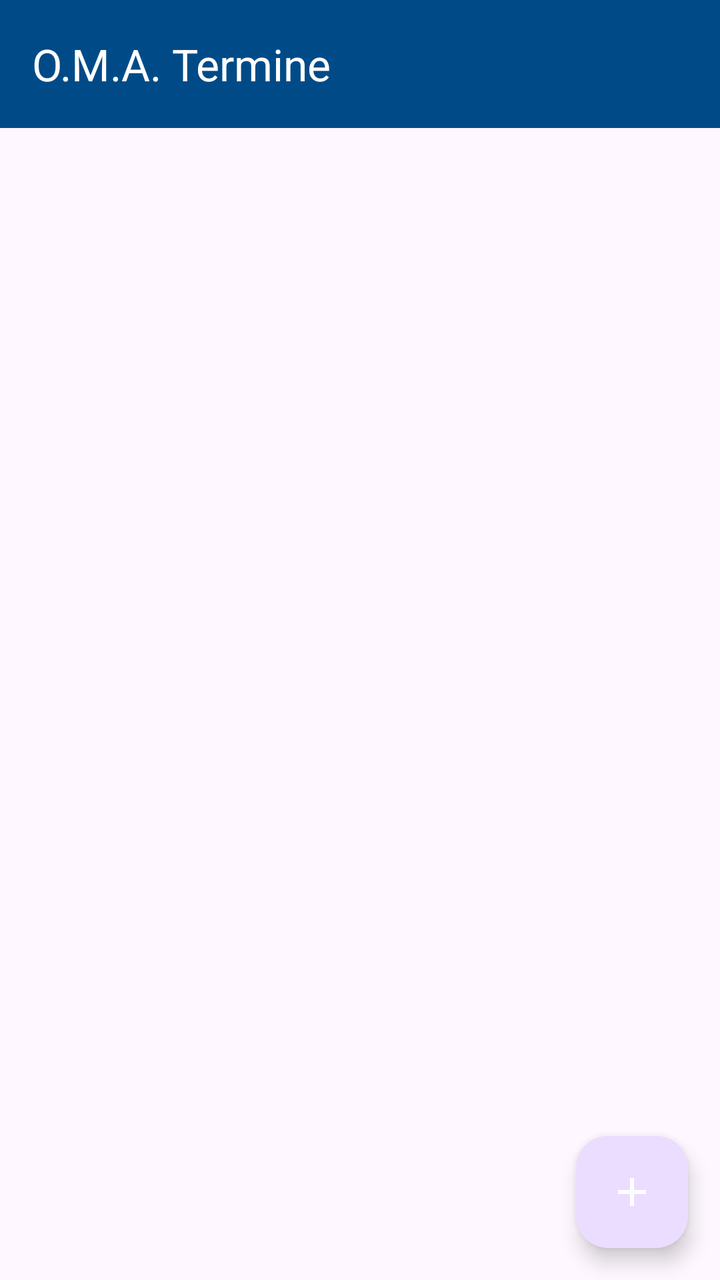
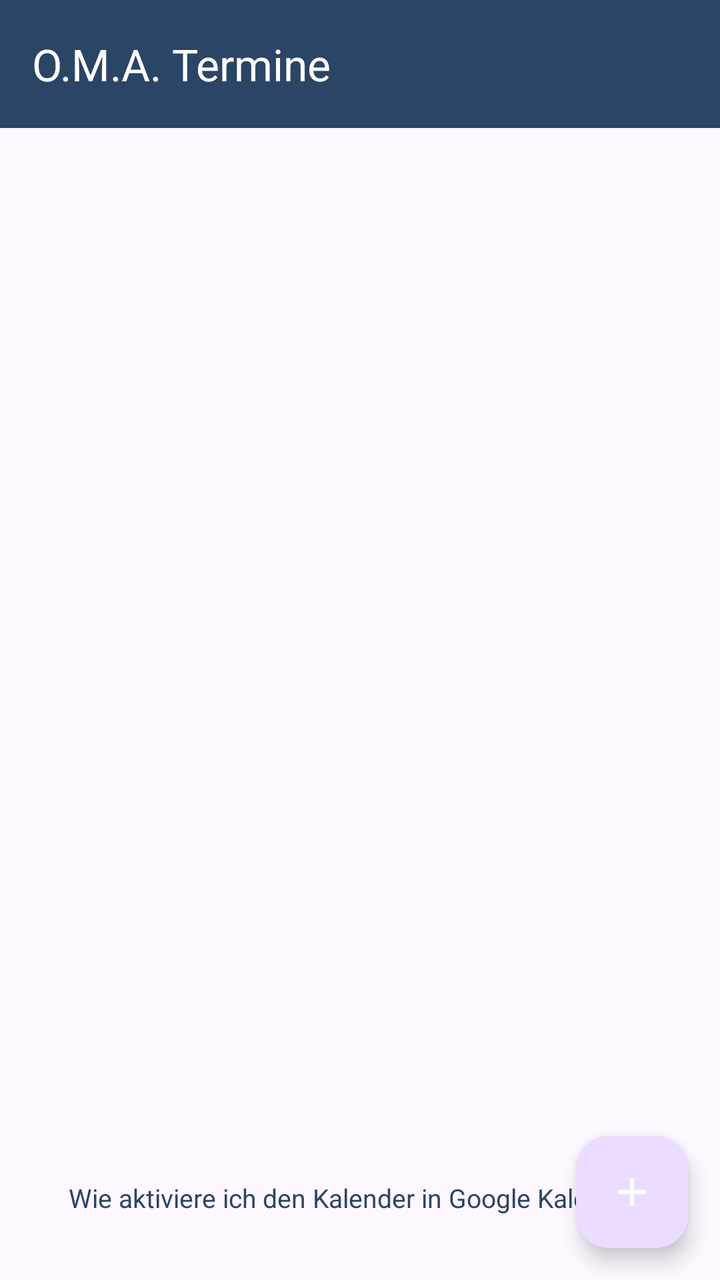

An Android layout rendered at two revisions. The XML below is the earlier revision; the diff shows what the commit changed to produce the second picture.
<!-- AndroidManifest.xml: activity theme Theme.ICSCalendarSync -->
<!-- res/layout/activity_main.xml -->
<?xml version="1.0" encoding="utf-8"?>
<androidx.coordinatorlayout.widget.CoordinatorLayout xmlns:android="http://schemas.android.com/apk/res/android"
    xmlns:app="http://schemas.android.com/apk/res-auto"
    xmlns:tools="http://schemas.android.com/tools"
    android:layout_width="match_parent"
    android:layout_height="match_parent"
    android:fitsSystemWindows="true"
    tools:context=".ui.MainActivity">

    <com.google.android.material.appbar.AppBarLayout
        android:layout_width="match_parent"
        android:layout_height="wrap_content"
        android:fitsSystemWindows="true">

        <com.google.android.material.appbar.MaterialToolbar
            android:id="@+id/toolbar"
            android:layout_width="match_parent"
            android:layout_height="?attr/actionBarSize"
            android:background="@color/primary"
            app:title="@string/app_name"
            app:titleTextColor="@color/white" />

    </com.google.android.material.appbar.AppBarLayout>

    <FrameLayout
        android:layout_width="match_parent"
        android:layout_height="match_parent"
        app:layout_behavior="@string/appbar_scrolling_view_behavior">

        <androidx.recyclerview.widget.RecyclerView
            android:id="@+id/recyclerView"
            android:layout_width="match_parent"
            android:layout_height="match_parent"
            android:clipToPadding="false"
            android:padding="8dp" />

        <TextView
            android:id="@+id/emptyView"
            android:layout_width="wrap_content"
            android:layout_height="wrap_content"
            android:layout_gravity="center"
            android:gravity="center"
            android:text="@string/no_calendars"
            android:textColor="@color/gray"
            android:textSize="16sp"
            android:visibility="gone" />

        <LinearLayout
            android:id="@+id/permissionView"
            android:layout_width="match_parent"
            android:layout_height="match_parent"
            android:gravity="center"
            android:orientation="vertical"
            android:padding="32dp"
            android:visibility="gone">

            <ImageView
                android:layout_width="80dp"
                android:layout_height="80dp"
                android:src="@drawable/ic_calendar"
                android:tint="@color/gray"
                app:tint="@color/gray" />

            <TextView
                android:layout_width="wrap_content"
                android:layout_height="wrap_content"
                android:layout_marginTop="16dp"
                android:gravity="center"
                android:text="@string/permission_rationale"
                android:textColor="@color/gray_dark"
                android:textSize="16sp" />

            <com.google.android.material.button.MaterialButton
                android:id="@+id/btnGrantPermission"
                android:layout_width="wrap_content"
                android:layout_height="wrap_content"
                android:layout_marginTop="24dp"
                android:text="@string/grant_permission" />

        </LinearLayout>

    </FrameLayout>

    <com.google.android.material.floatingactionbutton.FloatingActionButton
        android:id="@+id/fab"
        android:layout_width="wrap_content"
        android:layout_height="wrap_content"
        android:layout_gravity="bottom|end"
        android:layout_margin="16dp"
        android:contentDescription="@string/add_calendar"
        app:srcCompat="@drawable/ic_add"
        app:tint="@color/white" />

    <TextView
        android:id="@+id/tvVersion"
        android:layout_width="wrap_content"
        android:layout_height="wrap_content"
        android:layout_gravity="bottom|center_horizontal"
        android:layout_marginBottom="16dp"
        android:textColor="@color/gray"
        android:textSize="12sp" />

</androidx.coordinatorlayout.widget.CoordinatorLayout>
<!-- resources referenced by this layout -->
<resources>
  <color name="gray">#9E9E9E</color>
  <color name="gray_dark">#616161</color>
  <color name="primary">#004B87</color>
  <color name="white">#FFFFFF</color>
  <!-- drawable ic_add (drawable) -->
  <?xml version="1.0" encoding="utf-8"?>
  <vector xmlns:android="http://schemas.android.com/apk/res/android"
      android:width="24dp"
      android:height="24dp"
      android:viewportWidth="24"
      android:viewportHeight="24">
      <path
          android:fillColor="#FFFFFF"
          android:pathData="M19,13h-6v6h-2v-6H5v-2h6V5h2v6h6v2z"/>
  </vector>
  <!-- drawable ic_calendar (drawable) -->
  <?xml version="1.0" encoding="utf-8"?>
  <vector xmlns:android="http://schemas.android.com/apk/res/android"
      android:width="24dp"
      android:height="24dp"
      android:viewportWidth="24"
      android:viewportHeight="24">
      <path
          android:fillColor="#757575"
          android:pathData="M19,3h-1V1h-2v2H8V1H6v2H5c-1.11,0 -1.99,0.9 -1.99,2L3,19c0,1.1 0.89,2 2,2h14c1.1,0 2,-0.9 2,-2V5c0,-1.1 -0.9,-2 -2,-2zM19,19H5V8h14v11zM9,10H7v2h2v-2zM13,10h-2v2h2v-2zM17,10h-2v2h2v-2zM9,14H7v2h2v-2zM13,14h-2v2h2v-2zM17,14h-2v2h2v-2z"/>
  </vector>
  <string name="add_calendar">Kalender hinzufügen</string>
  <string name="app_name">O.M.A. Termine</string>
  <string name="grant_permission">Berechtigung erteilen</string>
  <string name="no_calendars">Keine Kalender konfiguriert.\nTippe auf + um einen hinzuzufügen.</string>
  <string name="permission_rationale">Diese App benötigt Zugriff auf deinen Kalender, um Ereignisse zu synchronisieren.</string>
  <style name="Theme.ICSCalendarSync" parent="Theme.Material3.Light.NoActionBar">
          <item name="colorPrimary">@color/primary</item>
          <item name="colorPrimaryDark">@color/primary_dark</item>
          <item name="colorAccent">@color/accent</item>
          <item name="android:statusBarColor">@color/primary_dark</item>
      </style>
  <color name="primary_dark">#003366</color>
  <color name="accent">#F39200</color>
</resources>

<!-- the commit's change to res/layout/activity_main.xml (unified diff, before → after) -->
@@ -91,13 +91,30 @@
         app:srcCompat="@drawable/ic_add"
         app:tint="@color/white" />
 
-    <TextView
-        android:id="@+id/tvVersion"
+    <LinearLayout
         android:layout_width="wrap_content"
         android:layout_height="wrap_content"
         android:layout_gravity="bottom|center_horizontal"
-        android:layout_marginBottom="16dp"
-        android:textColor="@color/gray"
-        android:textSize="12sp" />
+        android:layout_marginBottom="8dp"
+        android:gravity="center"
+        android:orientation="vertical">
+
+        <TextView
+            android:id="@+id/tvHelpLink"
+            android:layout_width="wrap_content"
+            android:layout_height="wrap_content"
+            android:padding="8dp"
+            android:text="@string/help_google_calendar"
+            android:textColor="@color/primary"
+            android:textSize="13sp" />
+
+        <TextView
+            android:id="@+id/tvVersion"
+            android:layout_width="wrap_content"
+            android:layout_height="wrap_content"
+            android:textColor="@color/gray"
+            android:textSize="12sp" />
+
+    </LinearLayout>
 
 </androidx.coordinatorlayout.widget.CoordinatorLayout>
<!-- resource entries referenced after the edit -->
@@ -2,7 +2,7 @@
 <resources>
   <color name="gray">#9E9E9E</color>
   <color name="gray_dark">#616161</color>
-  <color name="primary">#004B87</color>
+  <color name="primary">#2A4566</color>
   <color name="white">#FFFFFF</color>
   <!-- drawable ic_add (drawable) -->
   <?xml version="1.0" encoding="utf-8"?>
@@ -29,6 +29,7 @@
   <string name="add_calendar">Kalender hinzufügen</string>
   <string name="app_name">O.M.A. Termine</string>
   <string name="grant_permission">Berechtigung erteilen</string>
+  <string name="help_google_calendar">Wie aktiviere ich den Kalender in Google Kalender?</string>
   <string name="no_calendars">Keine Kalender konfiguriert.\nTippe auf + um einen hinzuzufügen.</string>
   <string name="permission_rationale">Diese App benötigt Zugriff auf deinen Kalender, um Ereignisse zu synchronisieren.</string>
   <style name="Theme.ICSCalendarSync" parent="Theme.Material3.Light.NoActionBar">
@@ -37,7 +38,7 @@
           <item name="colorAccent">@color/accent</item>
           <item name="android:statusBarColor">@color/primary_dark</item>
       </style>
-  <color name="primary_dark">#003366</color>
-  <color name="accent">#F39200</color>
+  <color name="primary_dark">#1E3347</color>
+  <color name="accent">#AD0131</color>
 </resources>
 
